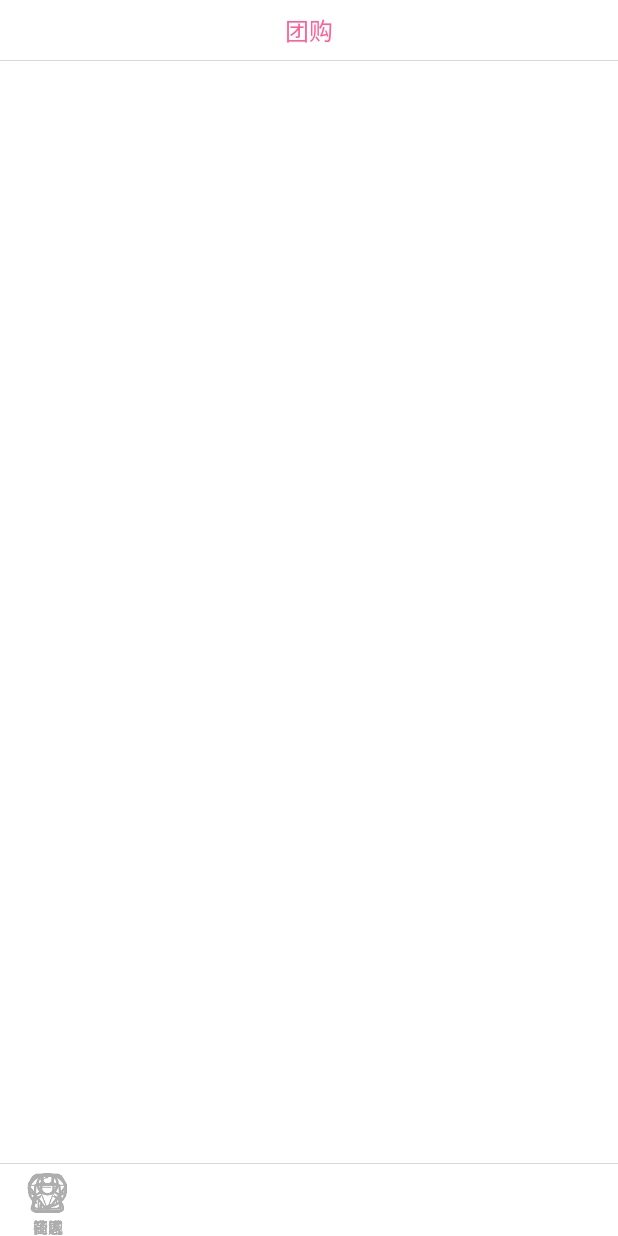
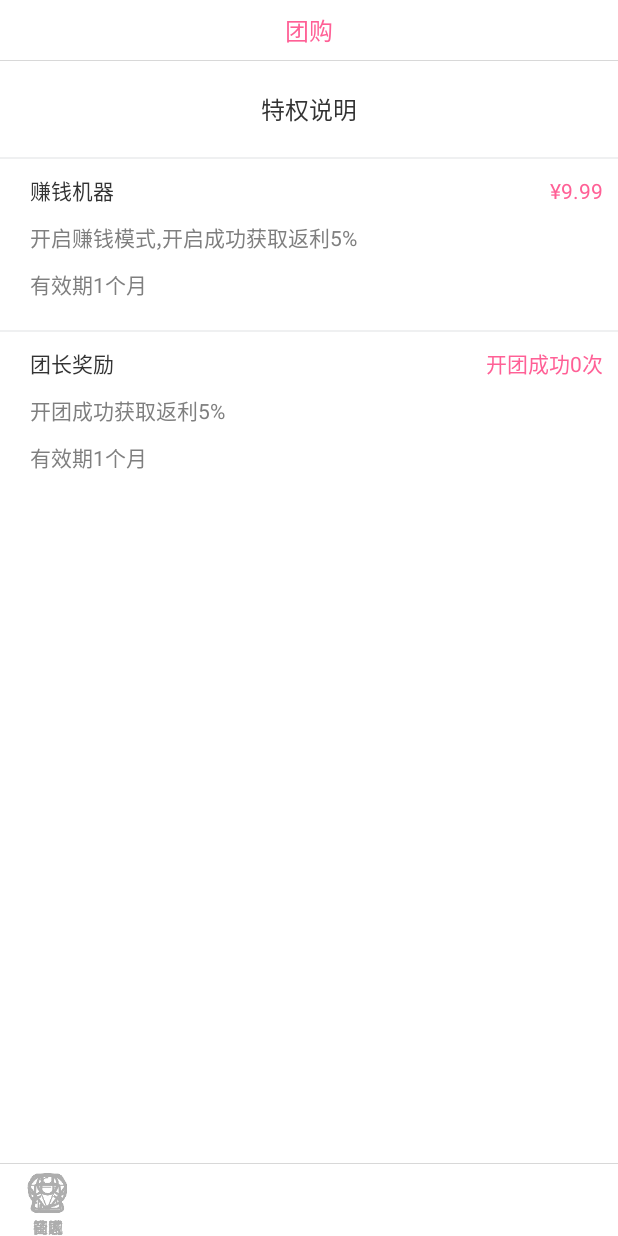
Before and after one commit to fanzhengchen/Temporay, an Android app: the fragment AdminFrg placed in its activity, on a phone screen of 412 x 824 dp. Run offline under Robolectric (Android 15) with nearby library versions, the phone set to English and light mode, and no system bars; our stand-ins replace ButterKnife; libraries missing offline, so code that uses them is left out: com.alibaba.fastjson, com.nostra13.universalimageloader, in.srain.cube; pictures from the network do not load; 13 statements that could not run were skipped.

Commit message:
main_admin ui

```diff
--- a/app/src/main/java/com/hcb/jingle/adapter/EditAddressAdapter.java
+++ b/app/src/main/java/com/hcb/jingle/adapter/EditAddressAdapter.java
@@ -1,6 +1,7 @@
 package com.hcb.jingle.adapter;
 
 import android.app.Activity;
+import android.content.Context;
 import android.support.v7.widget.RecyclerView;
 import android.view.LayoutInflater;
 import android.view.View;
@@ -31,7 +32,7 @@ public class EditAddressAdapter extends AbsFitAdapter {
     public EditAddressAdapter(Activity activity, ArrayList<Consignee> data) {
         this.data = data;
         this.activity = activity;
-        this.inflater = LayoutInflater.from(activity);
+        this.inflater = (LayoutInflater) activity.getSystemService(Context.LAYOUT_INFLATER_SERVICE);
     }
 
     @Override
--- a/app/src/main/res/layout/main_admin.xml
+++ b/app/src/main/res/layout/main_admin.xml
@@ -1,8 +1,126 @@
 <?xml version="1.0" encoding="utf-8"?>
 <LinearLayout xmlns:android="http://schemas.android.com/apk/res/android"
-              android:layout_width="match_parent"
-              android:layout_height="match_parent"
-              android:background="@color/white"
-              android:orientation="vertical">
+    android:layout_width="match_parent"
+    android:layout_height="match_parent"
+    android:background="@color/white"
+    android:orientation="vertical">
+
+    <TextView
+        android:layout_width="wrap_content"
+        android:layout_height="wrap_content"
+        android:layout_gravity="center_horizontal"
+        android:layout_marginBottom="20dp"
+        android:layout_marginTop="20dp"
+        android:text="@string/priority_illustration"
+        android:textColor="@color/main_text"
+        android:textSize="@dimen/txt_size_2" />
+
+    <include layout="@layout/under_line" />
+
+    <LinearLayout
+        android:layout_width="match_parent"
+        android:layout_height="wrap_content"
+        android:layout_marginBottom="10dp"
+        android:orientation="vertical"
+        android:padding="10dp">
+
+        <LinearLayout
+            android:layout_width="match_parent"
+            android:layout_height="wrap_content"
+            android:orientation="horizontal">
+
+            <TextView
+                android:layout_width="match_parent"
+                android:layout_height="wrap_content"
+                android:layout_marginLeft="10dp"
+                android:layout_weight="1"
+                android:text="@string/earn_money_machine"
+                android:textColor="@color/main_text"
+                android:textSize="@dimen/txt_size_3" />
+
+            <TextView
+                android:layout_width="wrap_content"
+                android:layout_height="wrap_content"
+                android:text="@string/RMB"
+                android:textColor="@color/main_pink"
+                android:textSize="@dimen/txt_size_3" />
+
+            <TextView
+                android:layout_width="wrap_content"
+                android:layout_height="wrap_content"
+                android:text="9.99"
+                android:textColor="@color/main_pink"
+                android:textSize="@dimen/txt_size_3" />
+
+
+        </LinearLayout>
+
+
+        <TextView
+            android:layout_width="match_parent"
+            android:layout_height="wrap_content"
+            android:layout_marginLeft="10dp"
+            android:layout_marginTop="10dp"
+            android:text="开启赚钱模式,开启成功获取返利5%"
+            android:textColor="@color/txt_lvl_3" />
+
+        <TextView
+            android:layout_width="match_parent"
+            android:layout_height="wrap_content"
+            android:layout_marginLeft="10dp"
+            android:layout_marginTop="10dp"
+            android:text="有效期1个月"
+            android:textColor="@color/txt_lvl_3" />
+    </LinearLayout>
+
+    <include layout="@layout/under_line" />
+
+    <LinearLayout
+        android:layout_width="match_parent"
+        android:layout_height="wrap_content"
+        android:layout_marginBottom="10dp"
+        android:orientation="vertical"
+        android:padding="10dp">
+
+        <LinearLayout
+            android:layout_width="match_parent"
+            android:layout_height="wrap_content"
+            android:orientation="horizontal">
+
+            <TextView
+                android:layout_width="match_parent"
+                android:layout_height="wrap_content"
+                android:layout_marginLeft="10dp"
+                android:layout_weight="1"
+                android:text="@string/leader_prize"
+                android:textColor="@color/main_text"
+                android:textSize="@dimen/txt_size_3" />
+
+            <TextView
+                android:layout_width="wrap_content"
+                android:layout_height="wrap_content"
+                android:text="开团成功0次"
+                android:textColor="@color/main_pink"
+                android:textSize="@dimen/txt_size_3" />
+
+        </LinearLayout>
+
+
+        <TextView
+            android:layout_width="match_parent"
+            android:layout_height="wrap_content"
+            android:layout_marginLeft="10dp"
+            android:layout_marginTop="10dp"
+            android:text="开团成功获取返利5%"
+            android:textColor="@color/txt_lvl_3" />
+
+        <TextView
+            android:layout_width="match_parent"
+            android:layout_height="wrap_content"
+            android:layout_marginLeft="10dp"
+            android:layout_marginTop="10dp"
+            android:text="有效期1个月"
+            android:textColor="@color/txt_lvl_3" />
+    </LinearLayout>
 
 </LinearLayout>
--- a/app/src/main/res/layout/under_line.xml
+++ b/app/src/main/res/layout/under_line.xml
@@ -1,7 +1,7 @@
 <?xml version="1.0" encoding="utf-8"?>
 <LinearLayout xmlns:android="http://schemas.android.com/apk/res/android"
     android:layout_width="match_parent"
-    android:layout_height="match_parent"
+    android:layout_height="wrap_content"
     android:orientation="vertical">
 
     <View
--- a/app/src/main/res/values/strings.xml
+++ b/app/src/main/res/values/strings.xml
@@ -73,6 +73,9 @@
     <string name="total">合计</string>
     <string name="cancel_group">取消参团</string>
     <string name="accept_group">接受参团</string>
+    <string name="earn_money_machine">赚钱机器</string>
+    <string name="leader_prize">团长奖励</string>
+    <string name="priority_illustration">特权说明</string>
     <string name="input_reason_returning_goods">请输入退货理由</string>
     <string name="consignee">收货人</string>
     <string name="order_number">订单编号</string>
```
Also changed, not shown: app/src/main/java/com/hcb/jingle/adapter/GroupInfoAdapter.java (added, +36 -0 lines), app/src/main/java/com/hcb/jingle/bean/GroupInfo.java (added, +43 -0 lines), app/src/main/java/com/hcb/jingle/frg/personal/AboutAppFrg.java (added, +7 -0 lines), app/src/main/java/com/hcb/jingle/frg/personal/GroupInfoFrg.java (added, +34 -0 lines), app/src/main/java/com/hcb/jingle/frg/personal/MyBalanceFRG.java (added, +7 -0 lines), app/src/main/java/com/hcb/jingle/frg/personal/MyInfoFrg.java (added, +7 -0 lines), app/src/main/java/com/hcb/jingle/frg/personal/SettingFrg.java (added, +7 -0 lines), app/src/main/res/drawable/gray_ring.xml (added, +14 -0 lines), app/src/main/res/layout/cell_edit_address.xml (+6 -3 lines), app/src/main/res/mipmap-xhdpi/normal_radio_button.png (added), app/src/main/res/mipmap-xhdpi/selected_radio_button.png (added).
